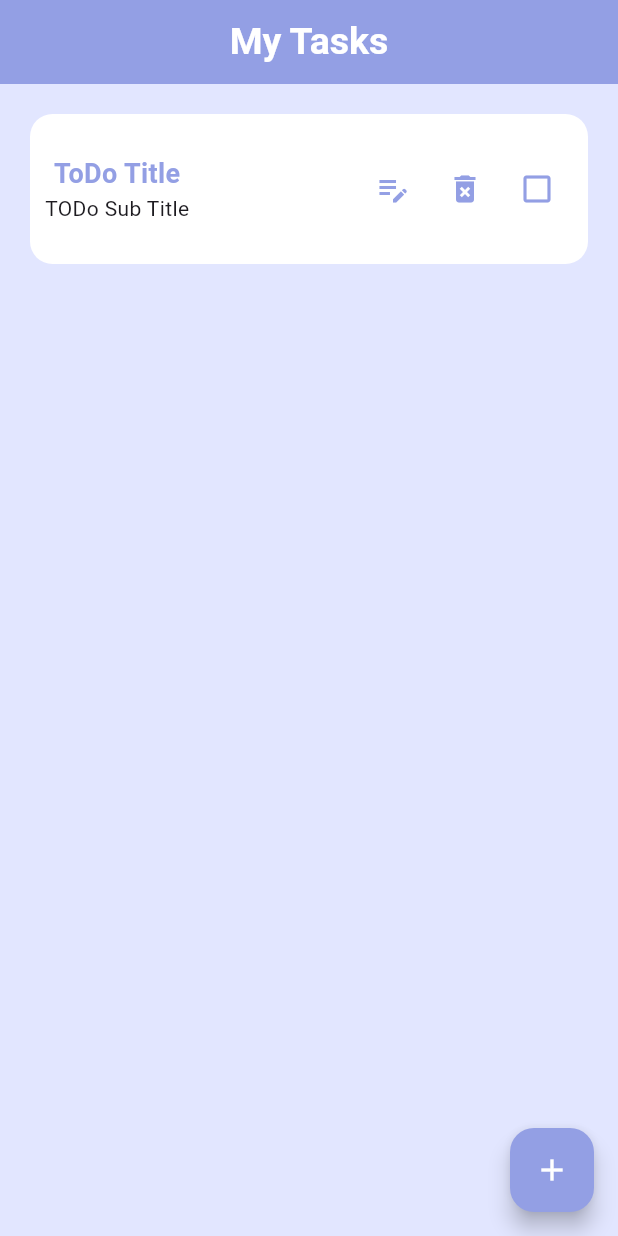
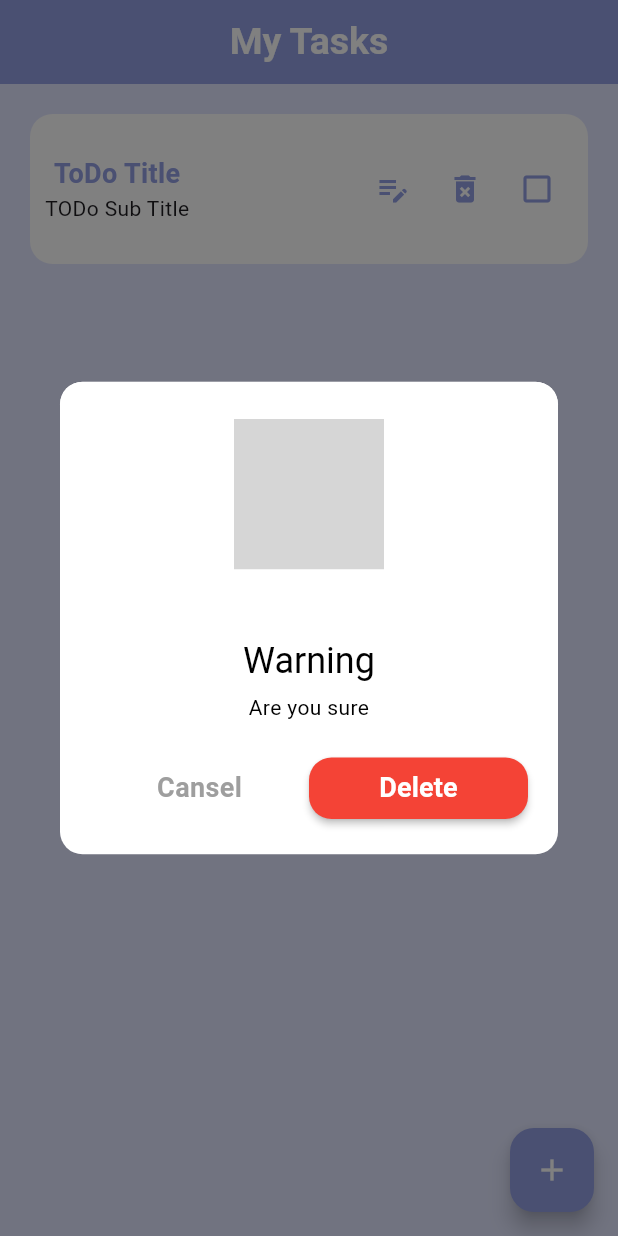
Before and after one commit to div-Ahmed-ElSaedy/To-Do, a Flutter app: the screen it shows after launch, after a tap on the "delete forever" icon, on a phone screen of 412 x 824 dp. Run offline on Flutter 3.47's test engine with Material 3 defaults, Android fonts, the phone set to English and light mode, and no system bars; our stand-ins replace quickalert; grey boxes are pictures that could not be loaded.

Commit message:
Edit delete icon bottom and edit add bottom

```diff
--- a/lib/widgets/Container_ToDo.dart
+++ b/lib/widgets/Container_ToDo.dart
@@ -1,6 +1,8 @@
 // ignore_for_file: file_names
 
 import 'package:flutter/material.dart';
+import 'package:quickalert/quickalert.dart';
+import 'package:todo_app/views/Add_Task_view.dart';
 
 class ContainerToDo extends StatefulWidget {
   const ContainerToDo({
@@ -65,7 +67,22 @@ class _ContainerToDoState extends State<ContainerToDo> {
                       ),
                     ),
                     IconButton(
-                      onPressed: () {},
+                      onPressed: () {
+                        QuickAlert.show(
+                          context: context,
+                          type: QuickAlertType.warning,
+                          confirmBtnColor: Colors.red,
+                          text: 'Are you sure',
+                          confirmBtnText: 'Delete',
+                          showCancelBtn: true,
+                          cancelBtnText: 'Cansel',
+                          autoCloseDuration: const Duration(seconds: 4),
+                          onConfirmBtnTap: () {},
+                          onCancelBtnTap: () {
+                            Navigator.pop(context);
+                          },
+                        );
+                      },
                       icon: const Icon(
                         color: Color(0xFF939FE4),
                         Icons.delete_forever,
--- a/pubspec.yaml
+++ b/pubspec.yaml
@@ -35,7 +35,7 @@ dependencies:
   # The following adds the Cupertino Icons font to your application.
   # Use with the CupertinoIcons class for iOS style icons.
   cupertino_icons: ^1.0.6
-  awesome_dialog: ^3.2.1
+  quickalert: ^1.1.0
 
 dev_dependencies:
   flutter_test:
```
Also changed, not shown: lib/widgets/Add_Bottom.dart (+14 -8 lines), pubspec.lock, 5 other files.
